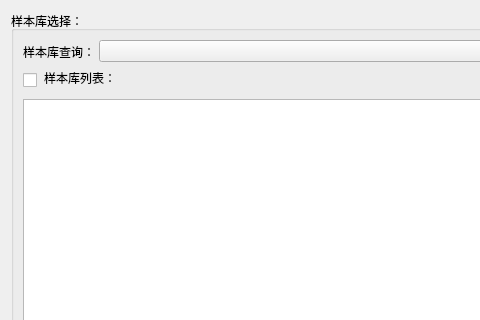
LianweiMa/DeeplearningSystem, file ui/DeleteSamplesUI.ui: the form before one commit; both pictures show x 0 to 480 and y 0 to 320 of the 730 by 631 pixel window.
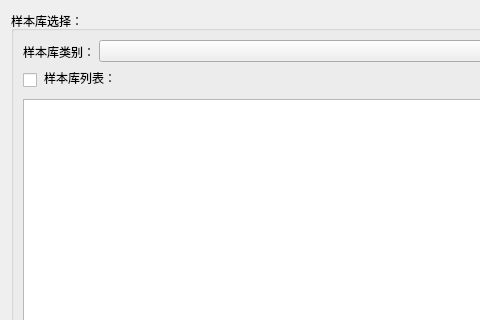
The form after the commit.

What changed in the file:
```diff
--- a/ui/DeleteSamplesUI.ui
+++ b/ui/DeleteSamplesUI.ui
@@ -73,7 +73,7 @@
                  </size>
                 </property>
                 <property name="text">
-                 <string>样本库查询：</string>
+                 <string>样本库类别：</string>
                 </property>
                </widget>
               </item>
```
